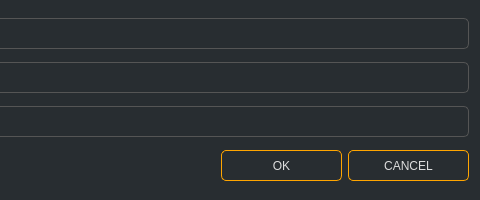
Above: src/gui/ui/newaddressdialog.ui from ConcealNetwork/conceal-desktop before the change; both pictures show x 320 to 800 and y 0 to 200 of the 800 by 200 pixel window. Below: the same form after it.
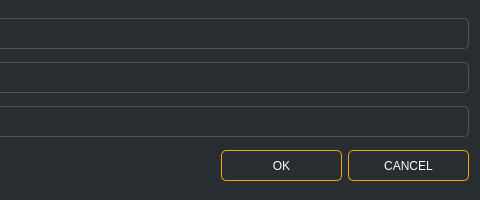
That is the form after the change.

Commit message: Finished hover effects

The edit to the form file:
```diff
--- a/src/gui/ui/newaddressdialog.ui
+++ b/src/gui/ui/newaddressdialog.ui
@@ -87,7 +87,23 @@
       </size>
      </property>
      <property name="styleSheet">
-      <string notr="true">color: #ddd; border: 1px solid orange; font-size: 12px; border-radius: 5px; font-family: 'Poppins';</string>
+      <string notr="true">QPushButton#m_cancelButton
+{
+    color: #fff;
+    border: 1px solid orange;
+    font-size: 12px;
+    border-radius: 5px;
+    font-family: 'Poppins';
+}
+
+QPushButton#m_cancelButton:hover
+{
+    color: orange;
+    border: 1px solid orange;
+    font-size: 12px;
+    border-radius: 5px;
+    font-family: 'Poppins';
+}</string>
      </property>
      <property name="text">
       <string>CANCEL</string>
@@ -106,7 +122,23 @@
       </size>
      </property>
      <property name="styleSheet">
-      <string notr="true">color: #ddd; border: 1px solid orange; font-size: 12px; border-radius: 5px; font-family: 'Poppins';</string>
+      <string notr="true">QPushButton#m_okButton
+{
+    color: #fff;
+    border: 1px solid orange;
+    font-size: 12px;
+    border-radius: 5px;
+    font-family: 'Poppins';
+}
+
+QPushButton#m_okButton:hover
+{
+    color: orange;
+    border: 1px solid orange;
+    font-size: 12px;
+    border-radius: 5px;
+    font-family: 'Poppins';
+}</string>
      </property>
      <property name="text">
       <string>OK</string>
```
The commit also changes 16 other files.
